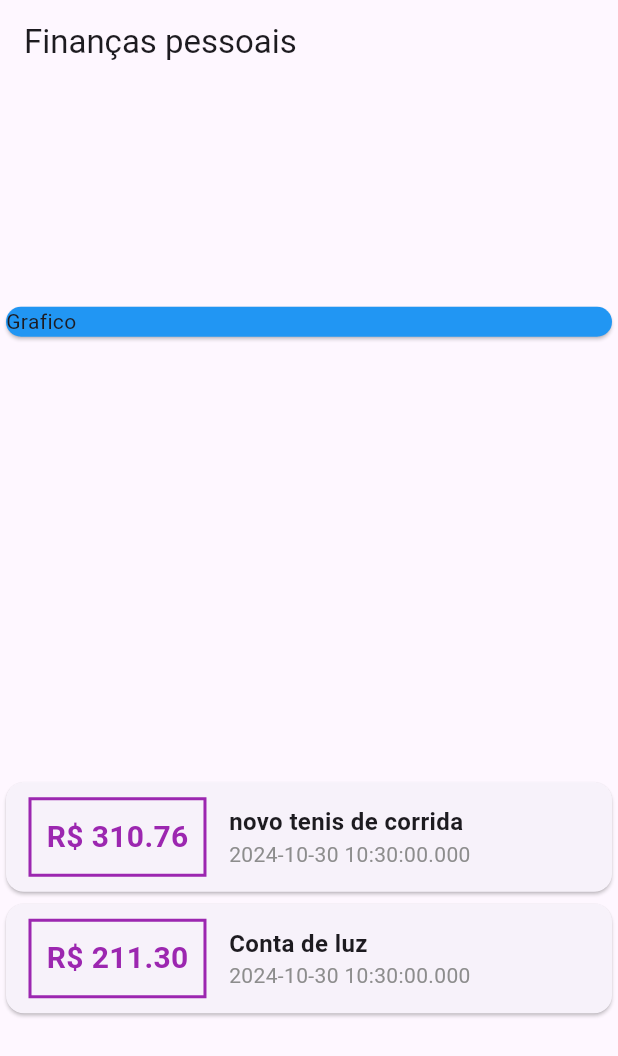
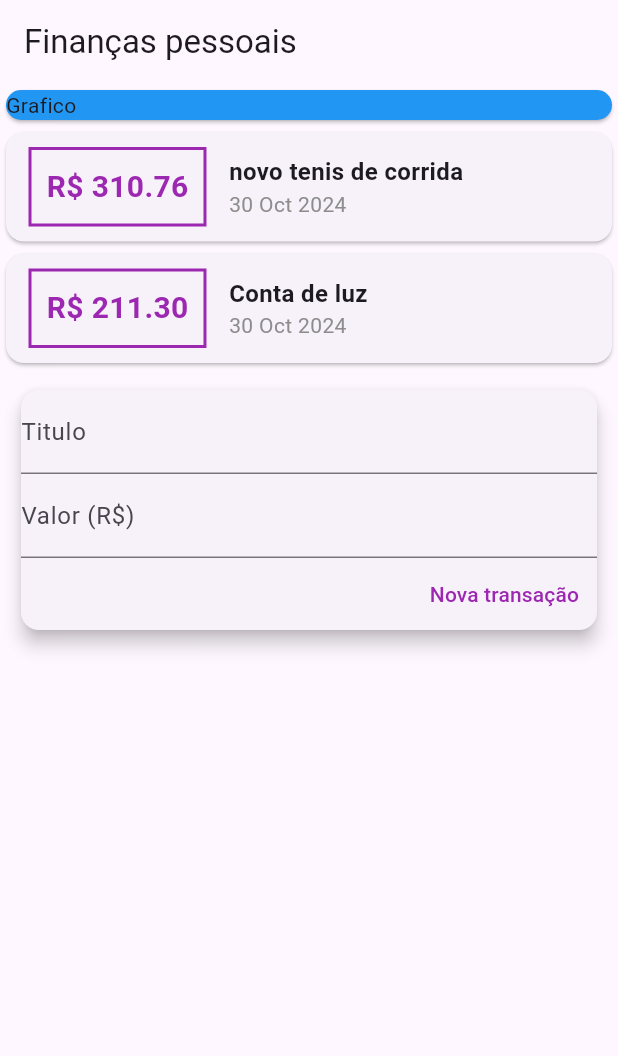
Before and after one commit to ruuanmanoel/finance-app, a Flutter app: the screen it shows after launch, on a phone screen of 412 x 824 dp. Shown: the top 1056 px of the screen. Run offline on Flutter 3.47's test engine with Material 3 defaults, Android fonts, the phone set to English and light mode, and no system bars.

Commit message:
♻ refactor: separando componentes por pasta e arquivo

```diff
--- /dev/null
+++ b/lib/components/transaction_form.dart
@@ -0,0 +1,48 @@
+import 'package:flutter/material.dart';
+
+class TransactionForm extends StatelessWidget {
+  final titleController = TextEditingController();
+  final valueController = TextEditingController();
+  TransactionForm({super.key});
+
+  @override
+  Widget build(BuildContext context) {
+    return Padding(
+      padding: const EdgeInsets.all(10.0),
+      child: Card(
+        elevation: 5,
+        child: Column(
+          children: <Widget>[
+            TextField(
+              controller: titleController,
+              decoration: const InputDecoration(
+                labelText: 'Titulo',
+              ),
+            ),
+            TextField(
+              controller: valueController,
+              decoration: const InputDecoration(
+                labelText: 'Valor (R\$)',
+              ),
+            ),
+            Row(
+              mainAxisAlignment: MainAxisAlignment.end,
+              children: [
+                TextButton(
+                  onPressed: () {
+                    print(titleController.text);
+                    print(valueController.text);
+                  },
+                  child: const Text(
+                    'Nova transação',
+                    style: TextStyle(color: Colors.purple),
+                  ),
+                ),
+              ],
+            )
+          ],
+        ),
+      ),
+    );
+  }
+}
--- /dev/null
+++ b/lib/components/transaction_list.dart
@@ -0,0 +1,61 @@
+import 'package:expenses/models/transaction.dart';
+import 'package:flutter/material.dart';
+import 'package:intl/intl.dart';
+
+class TransactionList extends StatelessWidget {
+  final List<Transaction> transactions;
+  const TransactionList(this.transactions, {super.key});
+
+  @override
+  Widget build(BuildContext context) {
+    return Column(
+      children: transactions.map((tr) {
+        return Card(
+          child: Row(
+            children: <Widget>[
+              Container(
+                margin: const EdgeInsets.symmetric(
+                  horizontal: 15.0,
+                  vertical: 10.0,
+                ),
+                decoration: BoxDecoration(
+                  border: Border.all(
+                    color: Colors.purple,
+                    width: 2,
+                  ),
+                ),
+                padding: const EdgeInsets.all(10.0),
+                child: Text(
+                  'R\$ ${tr.value.toStringAsFixed(2)}',
+                  style: const TextStyle(
+                    fontWeight: FontWeight.bold,
+                    fontSize: 20,
+                    color: Colors.purple,
+                  ),
+                ),
+              ),
+              Column(
+                crossAxisAlignment: CrossAxisAlignment.start,
+                children: [
+                  Text(
+                    tr.title,
+                    style: const TextStyle(
+                      fontWeight: FontWeight.bold,
+                      fontSize: 16,
+                    ),
+                  ),
+                  Text(
+                    DateFormat('d MMM y').format(tr.date),
+                    style: const TextStyle(
+                      color: Color.fromARGB(255, 141, 141, 141),
+                    ),
+                  ),
+                ],
+              )
+            ],
+          ),
+        );
+      }).toList(),
+    );
+  }
+}
--- /dev/null
+++ b/lib/components/transaction_user.dart
@@ -0,0 +1,37 @@
+import 'package:flutter/material.dart';
+import 'transaction_form.dart';
+import 'transaction_list.dart';
+import '../models/transaction.dart';
+
+class TransactionUser extends StatefulWidget {
+  const TransactionUser({super.key});
+
+  @override
+  State<TransactionUser> createState() => _TransactionUserState();
+}
+
+class _TransactionUserState extends State<TransactionUser> {
+  final _transactions = [
+    Transaction(
+      id: 't1',
+      title: 'novo tenis de corrida',
+      value: 310.76,
+      date: DateTime.now(),
+    ),
+    Transaction(
+      id: 't2',
+      title: 'Conta de luz',
+      value: 211.30,
+      date: DateTime.now(),
+    ),
+  ];
+  @override
+  Widget build(BuildContext context) {
+    return Column(
+      children: [
+        TransactionList(_transactions),
+        TransactionForm(),
+      ],
+    );
+  }
+}
--- a/lib/main.dart
+++ b/lib/main.dart
@@ -1,12 +1,10 @@
-import 'dart:ffi';
-
-import 'package:expenses/models/transaction.dart';
+import 'package:expenses/components/transaction_user.dart';
 import 'package:flutter/material.dart';
 
-void main() => runApp(const FinanceApp());
+void main() => runApp(FinanceApp());
 
 class FinanceApp extends StatelessWidget {
-  const FinanceApp({super.key});
+  FinanceApp({super.key});
 
   @override
   Widget build(BuildContext context) {
@@ -15,20 +13,6 @@ class FinanceApp extends StatelessWidget {
 }
 
 class MyHomePage extends StatelessWidget {
-  final _transctions = [
-    Transaction(
-      id: 't1',
-      title: 'novo tenis de corrida',
-      value: 310.76,
-      date: DateTime.now(),
-    ),
-    Transaction(
-      id: 't2',
-      title: 'Conta de luz',
-      value: 211.30,
-      date: DateTime.now(),
-    ),
-  ];
   MyHomePage({super.key});
 
   @override
@@ -37,63 +21,14 @@ class MyHomePage extends StatelessWidget {
       appBar: AppBar(
         title: const Text('Finanças pessoais'),
       ),
-      body: Column(
-        mainAxisAlignment: MainAxisAlignment.spaceAround,
+      body: const Column(
         crossAxisAlignment: CrossAxisAlignment.stretch,
         children: <Widget>[
-          const Card(
+          Card(
             color: Colors.blue,
             child: Text('Grafico'),
           ),
-          Column(
-            children: _transctions.map((tr) {
-              return Card(
-                child: Row(
-                  children: <Widget>[
-                    Container(
-                      margin: const EdgeInsets.symmetric(
-                        horizontal: 15.0,
-                        vertical: 10.0,
-                      ),
-                      decoration: BoxDecoration(
-                        border: Border.all(
-                          color: Colors.purple,
-                          width: 2,
-                        ),
-                      ),
-                      padding: const EdgeInsets.all(10.0),
-                      child: Text(
-                        'R\$ ${tr.value.toStringAsFixed(2)}',
-                        style: const TextStyle(
-                          fontWeight: FontWeight.bold,
-                          fontSize: 20,
-                          color: Colors.purple,
-                        ),
-                      ),
-                    ),
-                    Column(
-                      crossAxisAlignment: CrossAxisAlignment.start,
-                      children: [
-                        Text(
-                          tr.title,
-                          style: const TextStyle(
-                            fontWeight: FontWeight.bold,
-                            fontSize: 16,
-                          ),
-                        ),
-                        Text(
-                          tr.date.toString(),
-                          style: const TextStyle(
-                            color: Color.fromARGB(255, 141, 141, 141),
-                          ),
-                        ),
-                      ],
-                    )
-                  ],
-                ),
-              );
-            }).toList(),
-          ),
+          TransactionUser()
         ],
       ),
     );
--- a/lib/models/transaction.dart
+++ b/lib/models/transaction.dart
@@ -1,5 +1,3 @@
-import 'package:flutter/foundation.dart';
-
 class Transaction {
   final String id;
   final String title;
```
Also changed, not shown: 1 other file.
